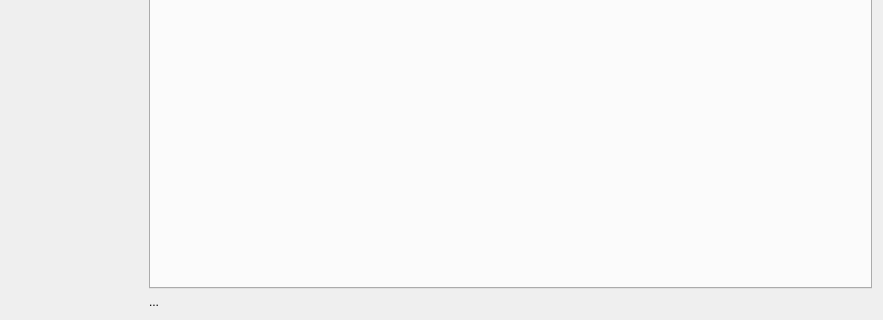
Old version of the form ELITPCdcs/clientGUI/forms/hvpsuwidget.ui in the repository m-fila/ELITPCdcs; both pictures show x 166 to 1049 and y 316 to 636 of the 1049 by 636 pixel window.
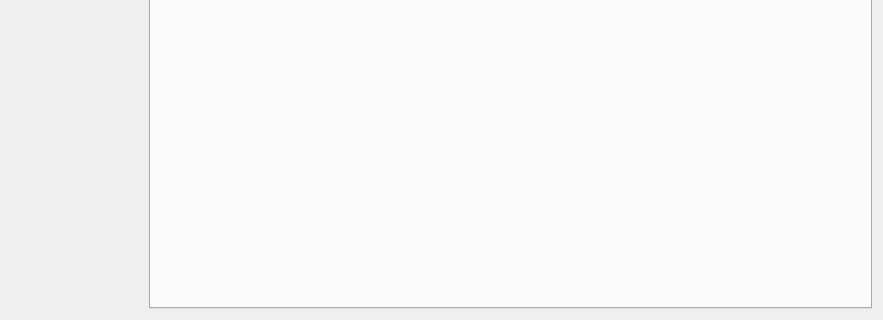
New version of the form. Icons and pictures are not drawn.

```diff
--- a/ELITPCdcs/clientGUI/forms/hvpsuwidget.ui
+++ b/ELITPCdcs/clientGUI/forms/hvpsuwidget.ui
@@ -62,13 +62,6 @@
        </widget>
       </widget>
      </item>
-     <item>
-      <widget class="QLabel" name="statusLabel">
-       <property name="text">
-        <string>...</string>
-       </property>
-      </widget>
-     </item>
     </layout>
    </item>
   </layout>
```
